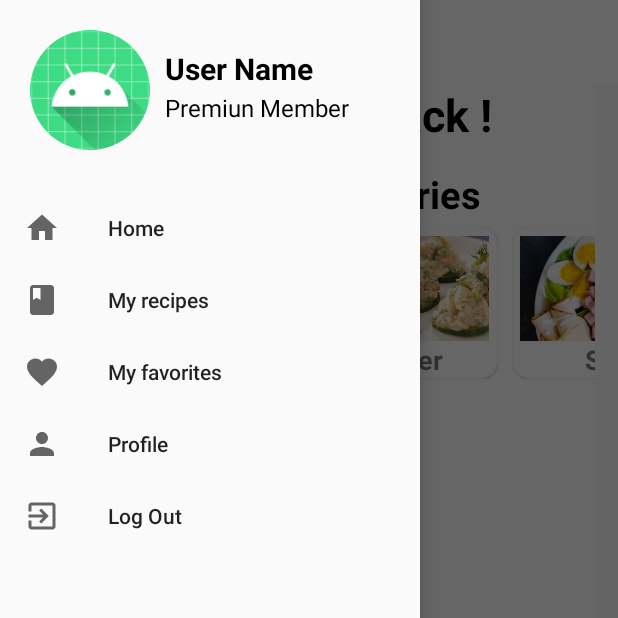
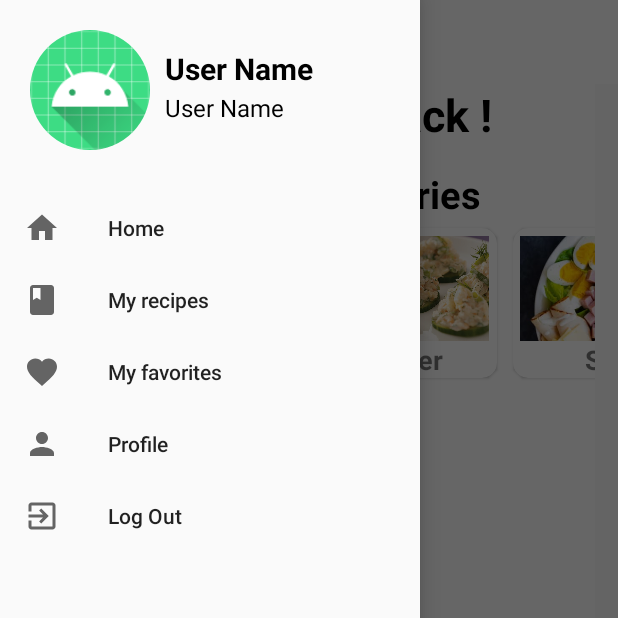
Before and after one commit to Alek07/Proyecto_Final_Movil_App, an Android app: the HomeFragment screen opened directly, with no data from a screen before it, with the side drawer open, on a phone screen of 412 x 824 dp, the top half of it. Run offline under Robolectric (Android 15) with nearby library versions, the phone set to English and light mode, and no system bars; our stand-ins replace navigation-ui; plain views replace RoundedImageView; pictures from the network do not load.

Commit message:
User info setup

```diff
--- a/app/src/main/java/com/example/proyecto_semestral_checkpoint/MainActivity.java
+++ b/app/src/main/java/com/example/proyecto_semestral_checkpoint/MainActivity.java
@@ -10,16 +10,31 @@ import androidx.navigation.Navigation;
 import androidx.navigation.ui.AppBarConfiguration;
 import androidx.navigation.ui.NavigationUI;
 
+import android.content.Intent;
+import android.content.SharedPreferences;
 import android.os.Bundle;
 import android.view.MenuItem;
 import android.view.View;
+import android.widget.ImageView;
+import android.widget.TextView;
+import android.widget.Toast;
 
+import com.bumptech.glide.Glide;
+import com.bumptech.glide.request.RequestOptions;
+import com.example.proyecto_semestral_checkpoint.models.User;
+import com.example.proyecto_semestral_checkpoint.network.ApiClient;
+import com.example.proyecto_semestral_checkpoint.network.Recipe_App_API;
 import com.google.android.material.navigation.NavigationView;
+
+import retrofit2.Call;
+import retrofit2.Callback;
+import retrofit2.Response;
 
 public class MainActivity extends AppCompatActivity implements NavigationView.OnNavigationItemSelectedListener {
 
     private DrawerLayout drawerLayout;
     private NavigationView navigationView;
+    View headerView;
     private AppBarConfiguration appBarConfiguration;
 
     @Override
@@ -29,8 +44,11 @@ public class MainActivity extends AppCompatActivity implements NavigationView.On
 
         drawerLayout = findViewById(R.id.drawer_layout);
         navigationView = findViewById(R.id.navigationView);
+        headerView = navigationView.getHeaderView(0);
 
         init();
+
+        userLogged();
 
         findViewById(R.id.menu_icon).setOnClickListener(new View.OnClickListener() {
             @Override
@@ -96,6 +114,29 @@ public class MainActivity extends AppCompatActivity implements NavigationView.On
 
                 break;
             }
+            case R.id.logout: {
+                SharedPreferences settings = getSharedPreferences("User", MODE_PRIVATE);
+                String token = settings.getString("token", "");
+
+                Recipe_App_API recipe_app_api = ApiClient.getClient().create(Recipe_App_API.class);
+                Call<User> call = recipe_app_api.logout("Bearer " + token);
+                call.enqueue(new Callback<User>() {
+                    @Override
+                    public void onResponse(Call<User> call, Response<User> response) {
+                        if(!response.isSuccessful()) {
+                            return;
+                        }
+                    }
+                    @Override
+                    public void onFailure(Call<User> call, Throwable t) {
+
+                    }
+                });
+
+                Intent login = new Intent(MainActivity.this, LoginActivity.class);
+                startActivity(login);
+                break;
+            }
 
         }
 
@@ -114,4 +155,26 @@ public class MainActivity extends AppCompatActivity implements NavigationView.On
     public boolean onSupportNavigateUp() {
         return NavigationUI.navigateUp(Navigation.findNavController(this, R.id.nav_host_fragment), drawerLayout);
     }
+
+    //Set logged user info
+    private void userLogged() {
+        TextView User_name =  headerView.findViewById(R.id.user_name);
+        TextView Email =  headerView.findViewById(R.id.email);
+        ImageView Image =  headerView.findViewById(R.id.profile_image);
+
+        SharedPreferences settings = getSharedPreferences("User", MODE_PRIVATE);
+        String userName = settings.getString("user_name", "User Name");
+        String email = settings.getString("email", "User Name");
+        String id = settings.getString("_id", "no id");
+
+        User_name.setText(userName);
+        Email.setText(email);
+
+        RequestOptions options = new RequestOptions()
+                .centerCrop()
+                .placeholder(R.mipmap.ic_launcher_round)
+                .error(R.mipmap.ic_launcher_round);
+
+        Glide.with(this).load(ApiClient.getBaseUrl() + "users/" + id + "/avatar").apply(options).into(Image);
+    }
 }
--- a/app/src/main/java/com/example/proyecto_semestral_checkpoint/ui/HomeFragment.java
+++ b/app/src/main/java/com/example/proyecto_semestral_checkpoint/ui/HomeFragment.java
@@ -1,5 +1,6 @@
 package com.example.proyecto_semestral_checkpoint.ui;
 
+import android.content.SharedPreferences;
 import android.os.Bundle;
 
 import androidx.fragment.app.Fragment;
@@ -82,15 +83,16 @@ public class HomeFragment extends Fragment {
 
     private void initRecipes_With_RecyclerView() {
 
-
-
         LinearLayoutManager layoutManager = new LinearLayoutManager(getContext(), LinearLayoutManager.VERTICAL, false);
         RecyclerView recyclerView = getView().findViewById(R.id.recipes_view);
         recyclerView.setLayoutManager(layoutManager);
         RecipesRecyclerViewAdapter adapter = new RecipesRecyclerViewAdapter(getContext(), recipes);
         recyclerView.setAdapter(adapter);
 
-        Call<ArrayList<Recipe>> call = recipe_app_api.getRecipe("Bearer eyJhbGciOiJIUzI1NiIsInR5cCI6IkpXVCJ9.eyJfaWQiOiI1ZjBlMmU1ZDMxOGZkMjAwMTc2NTI4MWYiLCJpYXQiOjE1OTUwMzEwOTF9._hooiwDTgVQ40piTwNwsoLn58GEhiETM2s9_kHsLF0E");
+        SharedPreferences settings = getActivity().getSharedPreferences("User", getContext().MODE_PRIVATE);
+        String token = settings.getString("token", "");
+
+        Call<ArrayList<Recipe>> call = recipe_app_api.getRecipe("Bearer " + token);
 
         call.enqueue(new Callback<ArrayList<Recipe>>() {
             @Override
--- a/app/src/main/res/layout/nav_header.xml
+++ b/app/src/main/res/layout/nav_header.xml
@@ -37,11 +37,11 @@
         app:layout_constraintStart_toEndOf="@+id/profile_image" />
 
     <TextView
-        android:id="@+id/status"
+        android:id="@+id/email"
         android:layout_width="0dp"
         android:layout_height="wrap_content"
         android:layout_marginStart="10dp"
-        android:text="Premiun Member"
+        android:text="test@test.com"
         android:textColor="#000"
         android:textSize="16sp"
         app:layout_constraintTop_toBottomOf="@+id/viewSupporter"
--- a/app/src/main/res/menu/drawer_menu.xml
+++ b/app/src/main/res/menu/drawer_menu.xml
@@ -21,7 +21,7 @@
             android:icon="@drawable/ic_profile"
             android:title="Profile" />
         <item
-            android:id="@+id/logOut"
+            android:id="@+id/logout"
             android:icon="@drawable/ic_exit_to_app_black_24dp"
             android:title="Log Out" />
 
```
Also changed, not shown: app/src/main/java/com/example/proyecto_semestral_checkpoint/LoginActivity.java (+12 -1 lines).
